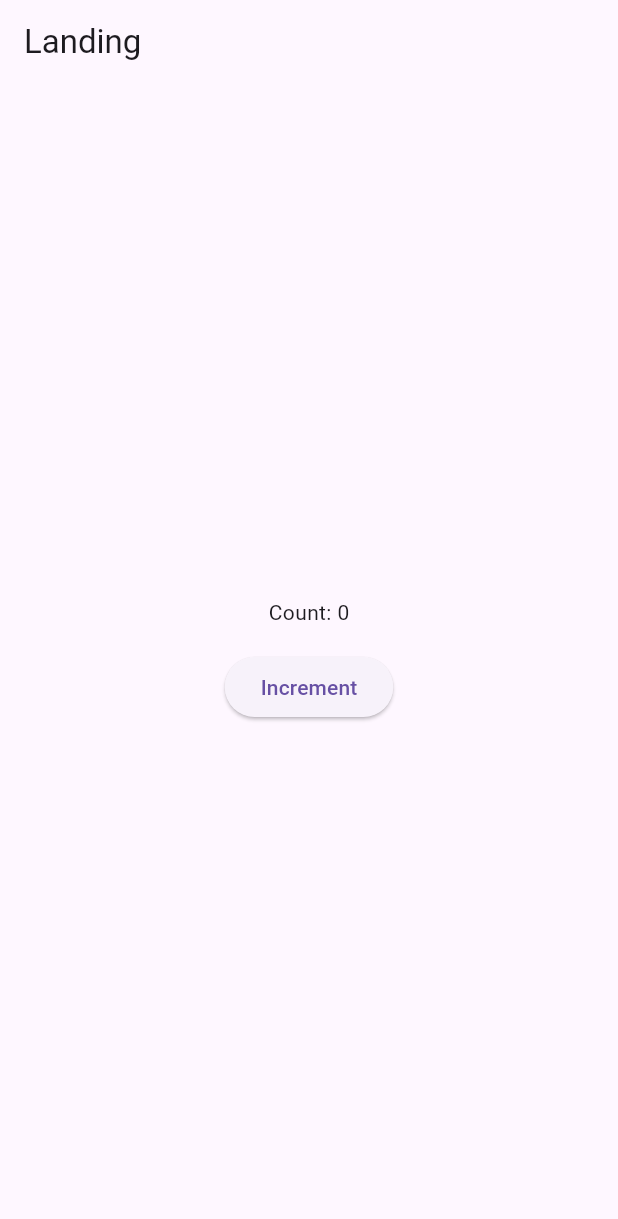
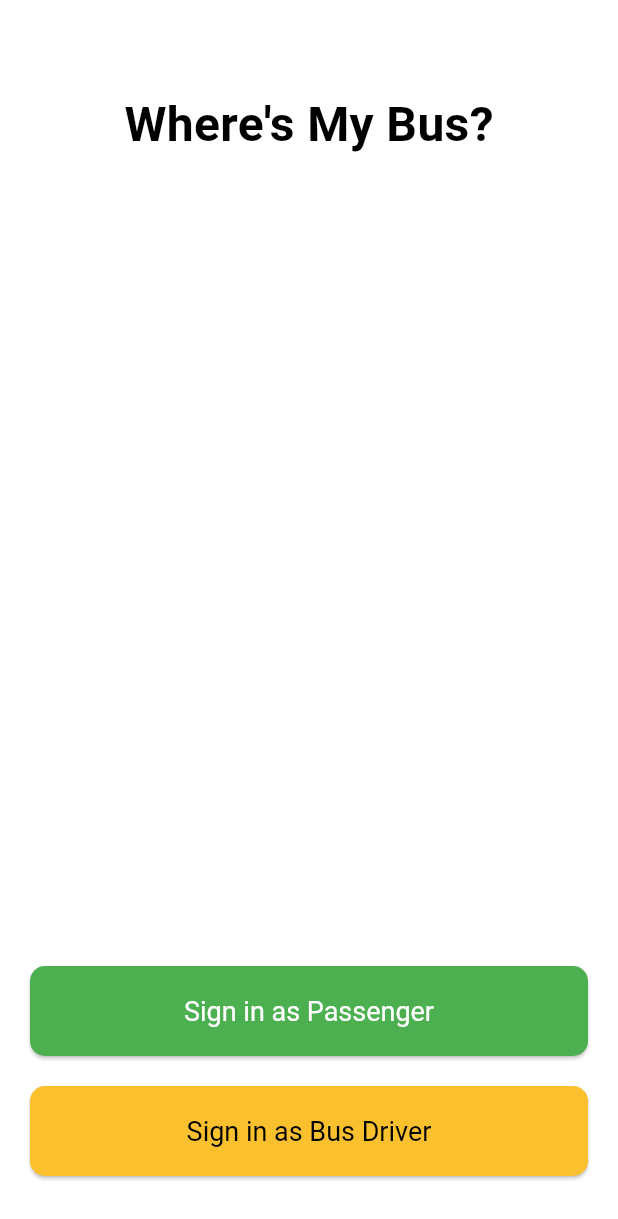
Before and after one commit to Jojo5673/wheres-my-bus, a Flutter app: the screen it shows after launch, on a phone screen of 412 x 824 dp. Shown: the top 1219 px of the screen. Run offline on Flutter 3.47's test engine with Material 3 defaults, Android fonts, the phone set to English and light mode, and no system bars; our stand-ins replace firebase_core, flutter_modular; accounts and stored records are empty; generated files the repository leaves out were written again; Roboto replaces fonts that are missing (Arial).

Commit message:
trying ui

```diff
--- a/lib/main.dart
+++ b/lib/main.dart
@@ -7,8 +7,9 @@
 
 Future<void> main() async {
   WidgetsFlutterBinding.ensureInitialized();
-  await Firebase.initializeApp(options: DefaultFirebaseOptions.currentPlatform);
-  runApp(ModularApp(module: AppModule(), child: const AppWidget()));
+ // await Firebase.initializeApp(options: DefaultFirebaseOptions.currentPlatform);
+ // runApp(ModularApp(module: AppModule(), child: const AppWidget()));
+ runApp(const MyApp());
 }
 
 class MyApp extends StatelessWidget {
@@ -18,8 +19,42 @@
   @override
   Widget build(BuildContext context) {
     return MaterialApp(
-      title: 'Flutter Demo',
+      title: "Where's My Bus?",
       theme: ThemeData(
+        brightness: Brightness.dark,
+        scaffoldBackgroundColor: Colors.black,
+        primaryColor: Colors.green[800],
+        colorScheme: ColorScheme.dark(
+          primary: Colors.green[800]!,
+          secondary: Colors.amber[600]!, // Gold/yellow
+//onSurface: Colors.black,
+          surface: Colors.black,
+          onPrimary: Colors.black, // Text color on green
+          onSecondary: Colors.black, // Text color on gold
+          onSurface: Colors.white,
+         // onSurface: Colors.white,
+        ),
+        textTheme: const TextTheme(
+          bodyLarge: TextStyle(color: Colors.white),
+          bodyMedium: TextStyle(color: Colors.white),
+          titleLarge: TextStyle(
+            color: Colors.white,
+            fontWeight: FontWeight.bold,
+            fontSize: 32,
+          ),
+        ),
+        elevatedButtonTheme: ElevatedButtonThemeData(
+          style: ElevatedButton.styleFrom(
+            textStyle: const TextStyle(fontSize: 18),
+            shape: RoundedRectangleBorder(
+              borderRadius: BorderRadius.circular(10),
+            ),
+          ),
+        ),
+      ),
+      home: SignInPage(),
+      debugShowCheckedModeBanner: false,
+      //theme: ThemeData(
         // This is the theme of your application.
         //
         // TRY THIS: Try running your application with "flutter run". You'll see
@@ -35,13 +70,90 @@
         //
         // This works for code too, not just values: Most code changes can be
         // tested with just a hot reload.
-        colorScheme: ColorScheme.fromSeed(seedColor: Colors.deepPurple),
-      ),
-      home: const MyHomePage(title: 'Flutter Demo Home Page'),
+        //colorScheme: ColorScheme.fromSeed(seedColor: Colors.deepPurple),
+     // ),
+    //  home: const MyHomePage(title: 'Flutter Demo Home Page'),
     );
   }
 }
 
+class SignInPage extends StatelessWidget {
+  @override
+  Widget build(BuildContext context) {
+    return Scaffold(
+      backgroundColor: Colors.white,
+      body: SafeArea(
+        child: Column(
+          mainAxisAlignment: MainAxisAlignment.spaceBetween,
+          children: [
+            // Title
+            Padding(
+              padding: const EdgeInsets.only(top: 60.0),
+              child: Center(
+                child: Text(
+                  "Where's My Bus?",
+                  style: TextStyle(
+                    fontSize: 32,
+                    fontWeight: FontWeight.bold,
+                    color: Colors.black,
+                    fontFamily: 'Arial', // You can change the font
+                  ),
+                ),
+              ),
+            ),
+
+            // Spacer
+            SizedBox(),
+
+            // Buttons at the bottom
+            Padding(
+              padding: const EdgeInsets.only(bottom: 40.0, left: 20.0, right: 20.0),
+              child: Column(
+                children: [
+                  SizedBox(
+                    width: double.infinity,
+                    height: 60,
+                    child: ElevatedButton(
+                      style: ElevatedButton.styleFrom(
+                        backgroundColor: Colors.green,
+                      ),
+                      onPressed: () {
+                        // TODO: Navigate to Passenger Sign In
+                      },
+                      child: Text(
+                        "Sign in as Passenger",
+                        style: TextStyle(fontSize: 18, color: Colors.white),
+                      ),
+                    ),
+                  ),
+                  SizedBox(height: 20),
+                  SizedBox(
+                    width: double.infinity,
+                    height: 60,
+                    child: ElevatedButton(
+                      style: ElevatedButton.styleFrom(
+                        backgroundColor: Colors.yellow[700],
+                      ),
+                      onPressed: () {
+                        // TODO: Navigate to Bus Driver Sign In
+                      },
+                      child: Text(
+                        "Sign in as Bus Driver",
+                        style: TextStyle(fontSize: 18, color: Colors.black),
+                      ),
+                    ),
+                  ),
+                ],
+              ),
+            ),
+          ],
+        ),
+      ),
+    );
+  }
+}
+
+/*
 class MyHomePage extends StatefulWidget {
   const MyHomePage({super.key, required this.title});
 
@@ -127,3 +239,5 @@
     );
   }
 }
+
+*/
```
Also changed, not shown: pubspec.lock.
